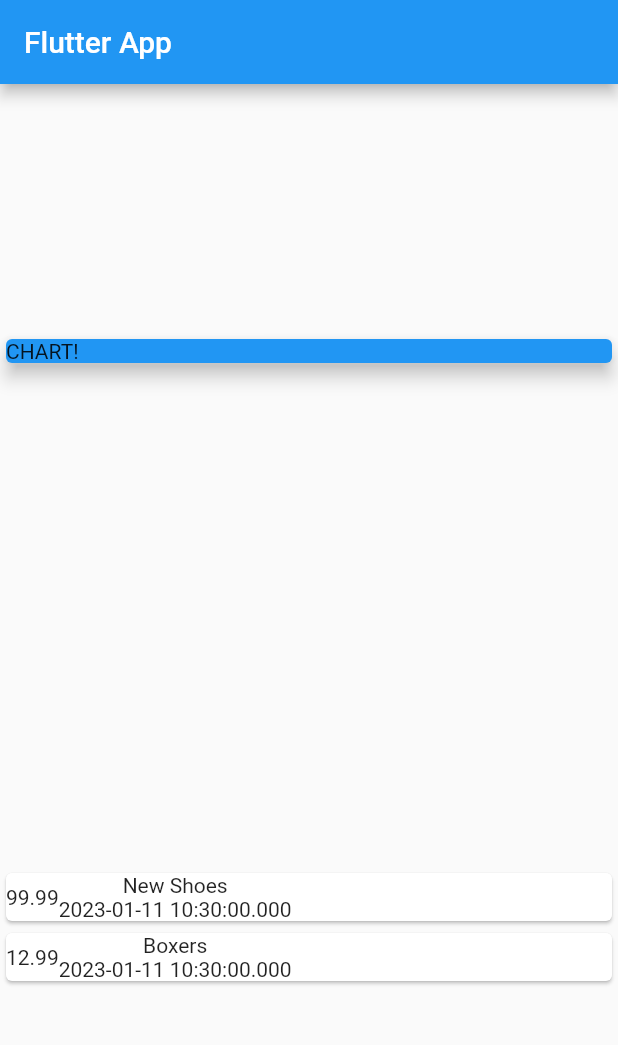
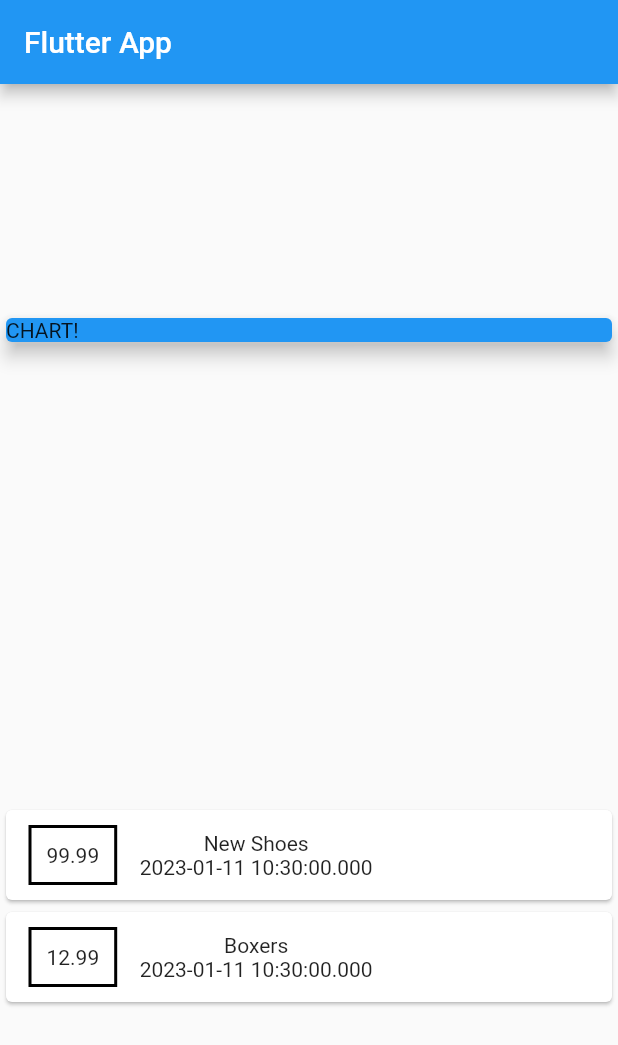
Before and after one commit to Harrytimbog/flutter_expense_tracker, a Flutter app: the screen it shows after launch, on a phone screen of 412 x 824 dp. Shown: the top 1045 px of the screen. Run offline on Flutter 3.47's test engine with Material 2 defaults, Android fonts, the phone set to English and light mode, and no system bars.

Commit message:
Styling a Container

```diff
--- a/lib/main.dart
+++ b/lib/main.dart
@@ -53,6 +53,11 @@ class MyHomePage extends StatelessWidget {
                 child: Row(
                   children: [
                     Container(
+                      margin:
+                          EdgeInsets.symmetric(vertical: 10, horizontal: 15),
+                      decoration: BoxDecoration(
+                          border: Border.all(color: Colors.black, width: 2)),
+                      padding: EdgeInsets.all(10),
                       child: Text(
                         tx.amount.toString(),
                       ),
```
